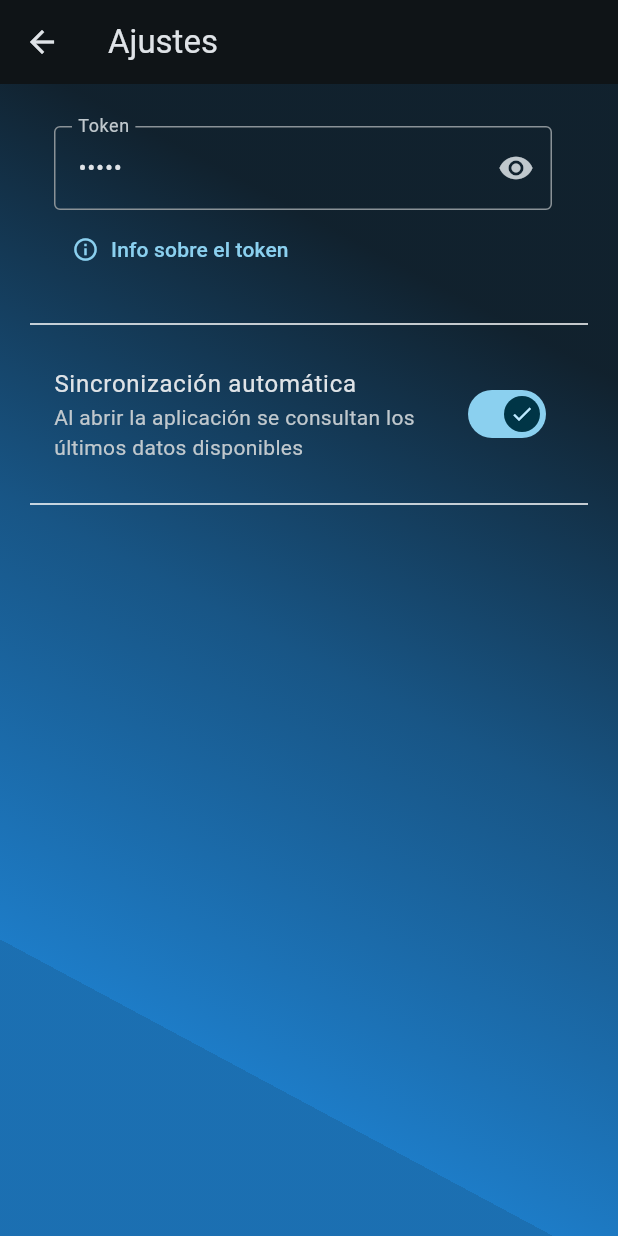
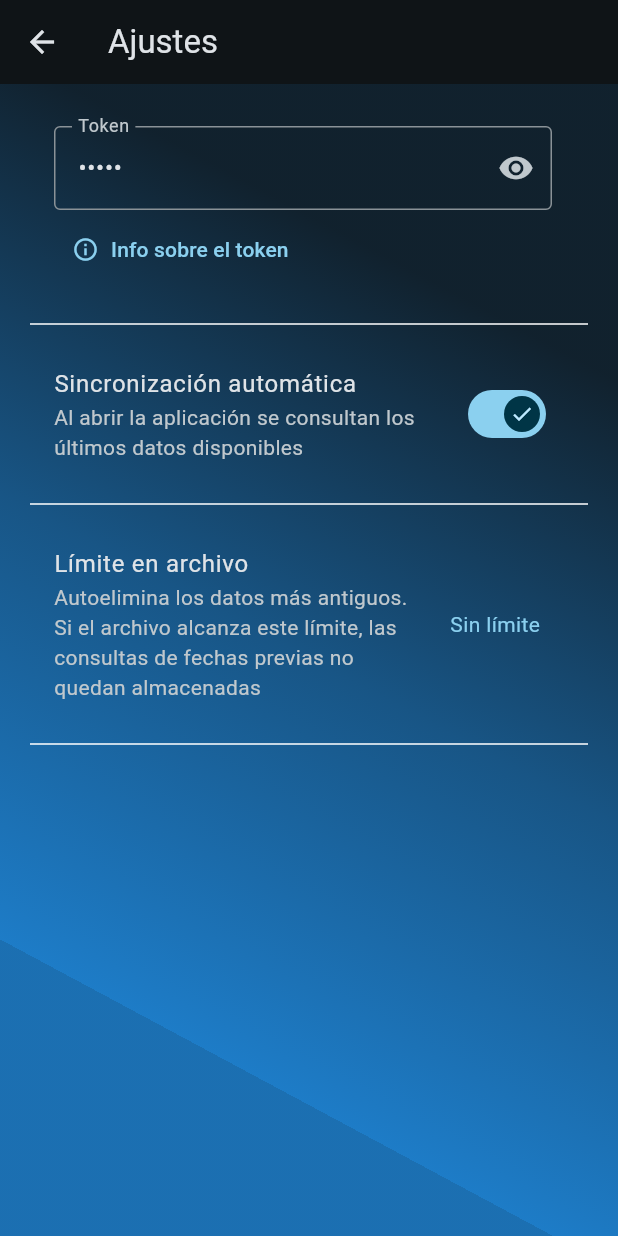
Before and after one commit to Webierta/tarifa_luz, a Flutter app: the screen it shows after launch, after a tap on "Volver", after a tap on "Ajustes", on a phone screen of 412 x 824 dp. Run offline on Flutter 3.47's test engine with Material 3 defaults, Android fonts, the phone set to English and light mode, and no system bars; our stand-ins replace fl_chart, flutter_svg, hive, hive_flutter, printing, shared_preferences; accounts and stored records are empty; network calls fail.

Commit message:
nuevo limite archivo

```diff
--- a/lib/screens/home_screen.dart
+++ b/lib/screens/home_screen.dart
@@ -1,6 +1,5 @@
 import 'package:flutter/material.dart';
 import 'package:intl/intl.dart';
-
 import 'package:tarifa_luz/database/box_data.dart';
 import 'package:tarifa_luz/database/storage.dart';
 import 'package:tarifa_luz/graphics/grafico_precios.dart';
@@ -79,6 +78,13 @@ class _HomeScreenState extends State<HomeScreen> {
     } else if (widget.fecha == null && storage.listBoxData.isNotEmpty) {
       fecha = storage.lastFecha;
       boxDataSelect = storage.getBoxData(fecha);
+
+      if (sharedPrefs.maxArchivo != 0) {
+        while (storage.listBoxData.length > sharedPrefs.maxArchivo) {
+          storage.deleteFirst();
+        }
+      }
+
       loadBoxData();
     } else {
       fecha = hoy;
@@ -156,6 +162,11 @@ class _HomeScreenState extends State<HomeScreen> {
       setState(() {
         boxDataSelect = storage.getBoxData(fechaSelect!);
       });
+      if (sharedPrefs.maxArchivo != 0) {
+        while (storage.listBoxData.length > sharedPrefs.maxArchivo) {
+          storage.deleteFirst();
+        }
+      }
       loadBoxData();
     }
   }
--- a/lib/screens/settings_screen.dart
+++ b/lib/screens/settings_screen.dart
@@ -1,9 +1,8 @@
 import 'package:flutter/material.dart';
-
+import 'package:tarifa_luz/screens/home_screen.dart';
+import 'package:tarifa_luz/screens/info_token_screen.dart';
 import 'package:tarifa_luz/theme/style_app.dart';
 import 'package:tarifa_luz/utils/shared_prefs.dart';
-import 'package:tarifa_luz/screens/info_token_screen.dart';
-import 'package:tarifa_luz/screens/home_screen.dart';
 
 class SettingsScreen extends StatefulWidget {
   const SettingsScreen({super.key});
@@ -18,6 +17,8 @@ class _SettingsScreenState extends State<SettingsScreen> {
   bool tokenVisible = false;
   bool autoGetData = true;
   //bool autoSave = true;
+  int maxArchivo = 0;
+  String maxArchivoText = 'Sin límite';
 
   @override
   void initState() {
@@ -31,6 +32,8 @@ class _SettingsScreenState extends State<SettingsScreen> {
       token = sharedPrefs.token;
       autoGetData = sharedPrefs.autoGetData;
       //autoSave = sharedPrefs.autoSave;
+      maxArchivo = sharedPrefs.maxArchivo;
+      maxArchivoText = getMaxArchivoText(maxArchivo);
     });
     controllerToken.text = token;
   }
@@ -47,6 +50,23 @@ class _SettingsScreenState extends State<SettingsScreen> {
   void setAutoGetData(bool value) {
     setState(() => autoGetData = value);
     sharedPrefs.autoGetData = value;
+  }
+
+  void setMaxArchivo(int value) {
+    setState(() {
+      maxArchivo = value;
+      maxArchivoText = getMaxArchivoText(maxArchivo);
+    });
+    sharedPrefs.maxArchivo = value;
+  }
+
+  String getMaxArchivoText(int max) {
+    return switch (max) {
+      0 => 'Sin límite',
+      7 => '7 fechas',
+      30 => '30 fechas',
+      _ => 'Sin límite',
+    };
   }
 
   /* void setAutoSave(bool value) {
@@ -157,6 +177,42 @@ class _SettingsScreenState extends State<SettingsScreen> {
                     height: 40,
                     color: StyleApp.onBackgroundColor,
                   ),
+                  ListTile(
+                    title: const Text('Límite en archivo'),
+                    subtitle: const Text(
+                        'Autoelimina los datos más antiguos. Si el archivo alcanza este límite, '
+                        'las consultas de fechas previas no quedan almacenadas'),
+                    trailing: PopupMenuButton<int>(
+                      initialValue: maxArchivo,
+                      icon: Text(
+                        maxArchivoText,
+                        style: TextStyle(
+                          color: Theme.of(context).colorScheme.primary,
+                        ),
+                      ),
+                      onSelected: (int value) {
+                        setMaxArchivo(value);
+                      },
+                      itemBuilder: (BuildContext context) => [
+                        const PopupMenuItem<int>(
+                          value: 0,
+                          child: Text('Sin límite'),
+                        ),
+                        const PopupMenuItem<int>(
+                          value: 7,
+                          child: Text('7 fechas'),
+                        ),
+                        const PopupMenuItem<int>(
+                          value: 30,
+                          child: Text('30 fechas'),
+                        ),
+                      ],
+                    ),
+                  ),
+                  const Divider(
+                    height: 40,
+                    color: StyleApp.onBackgroundColor,
+                  ),
                   /* ListTile(
                       horizontalTitleGap: 8,
                       title: const Text('Guardado automático'),
--- a/lib/utils/constantes.dart
+++ b/lib/utils/constantes.dart
@@ -6,6 +6,7 @@ const String boxStore = 'boxStore';
 const String keyToken = 'keyToken';
 const String keyAutoGetData = 'keyAutoGetData';
 //const String keyAutoSave = 'keyAutoSave';
+const String keyMaxArchivo = 'keyMaxArchivo';
 
 const String ddMMyyyy = 'dd/MM/yyyy';
 const String yyyyMMdd = 'yyyy-MM-dd';
--- a/lib/utils/shared_prefs.dart
+++ b/lib/utils/shared_prefs.dart
@@ -1,11 +1,11 @@
 import 'package:shared_preferences/shared_preferences.dart';
-
 import 'package:tarifa_luz/utils/constantes.dart';
 
 class SharedPrefs {
   static SharedPreferences? _sharedPrefs;
   static const String _token = keyToken;
   static const String _autoGetData = keyAutoGetData;
+  static const String _maxArchivo = keyMaxArchivo;
   //static const String _autoSave = keyAutoSave;
 
   init() async {
@@ -18,6 +18,9 @@ class SharedPrefs {
   bool get autoGetData => _sharedPrefs?.getBool(_autoGetData) ?? true;
   set autoGetData(bool value) => _sharedPrefs?.setBool(_autoGetData, value);
 
+  int get maxArchivo => _sharedPrefs?.getInt(_maxArchivo) ?? 0;
+  set maxArchivo(int value) => _sharedPrefs?.setInt(_maxArchivo, value);
+
   //bool get autoSave => _sharedPrefs?.getBool(_autoSave) ?? true;
   //set autoSave(bool value) => _sharedPrefs?.setBool(_autoSave, value);
 }
```
Also changed, not shown: lib/database/storage.dart (+6 -1 lines).
